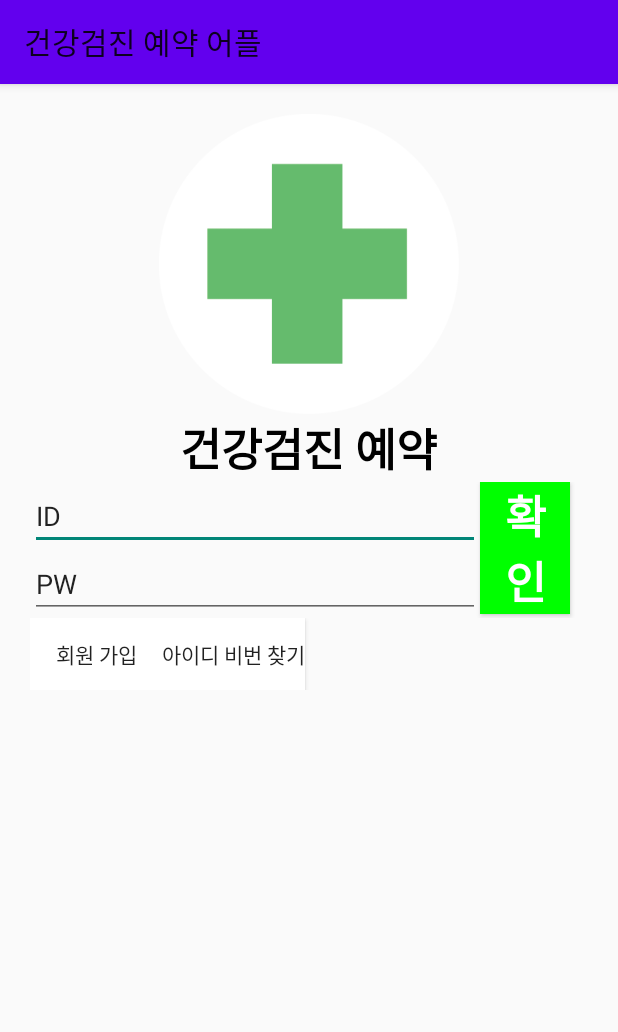
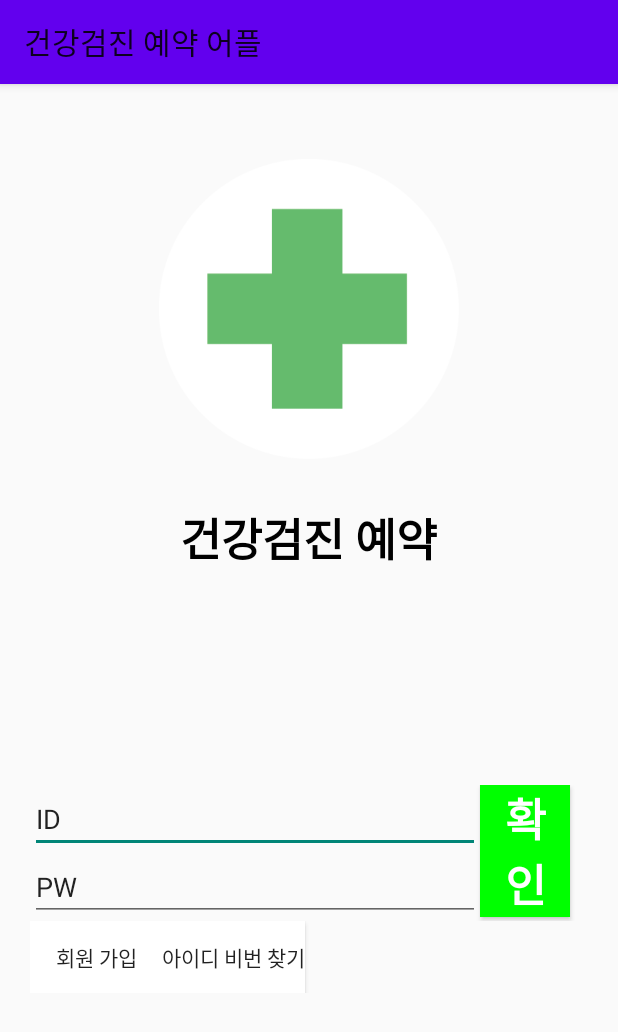
Before and after one commit to JiYeon0203/android_mobile_project, an Android app: the screen it shows after launch (MainActivity), on a phone screen of 412 x 824 dp. Shown: the top 1032 px of the screen. Run offline under Robolectric (Android 15) with nearby library versions, the phone set to English and light mode, and no system bars.

Commit message:
06-02 update

```diff
--- a/app/src/main/java/com/baewha/androidmyproject/MainActivity.java
+++ b/app/src/main/java/com/baewha/androidmyproject/MainActivity.java
@@ -30,6 +30,8 @@ public class MainActivity extends AppCompatActivity {
             }
         });
 
+
+
     }
 
 }
--- a/app/src/main/res/layout/activity_main.xml
+++ b/app/src/main/res/layout/activity_main.xml
@@ -12,7 +12,8 @@
         android:layout_width="200dp"
         android:layout_height="200dp"
         android:layout_gravity="center"
-        android:src="@drawable/hospital">
+        android:src="@drawable/hospital"
+        android:layout_margin="30dp">
     </ImageView>
 
     <TextView
@@ -22,8 +23,15 @@
         android:layout_gravity="center"
         android:textSize="30dp"
         android:textStyle="bold"
-        android:textColor="@color/black">
+        android:textColor="@color/black"
+        android:layout_weight="1">
     </TextView>
+
+    <LinearLayout
+        android:layout_width="match_parent"
+        android:layout_height="wrap_content"
+        android:orientation="vertical"
+        android:layout_weight="1">
 
         <LinearLayout
             android:layout_width="match_parent"
@@ -38,7 +46,7 @@
                     android:id="@+id/Edit_ID"
                     android:layout_width="300dp"
                     android:layout_height="wrap_content"
-                    android:text="ID"                    >
+                    android:text="ID">
                 </EditText>
 
                 <EditText
@@ -81,6 +89,8 @@
                 android:background="@color/white">
             </Button>
         </LinearLayout>
+    </LinearLayout>
+
 
 
 
```
Lines whose indentation alone changed are shown as unchanged.
